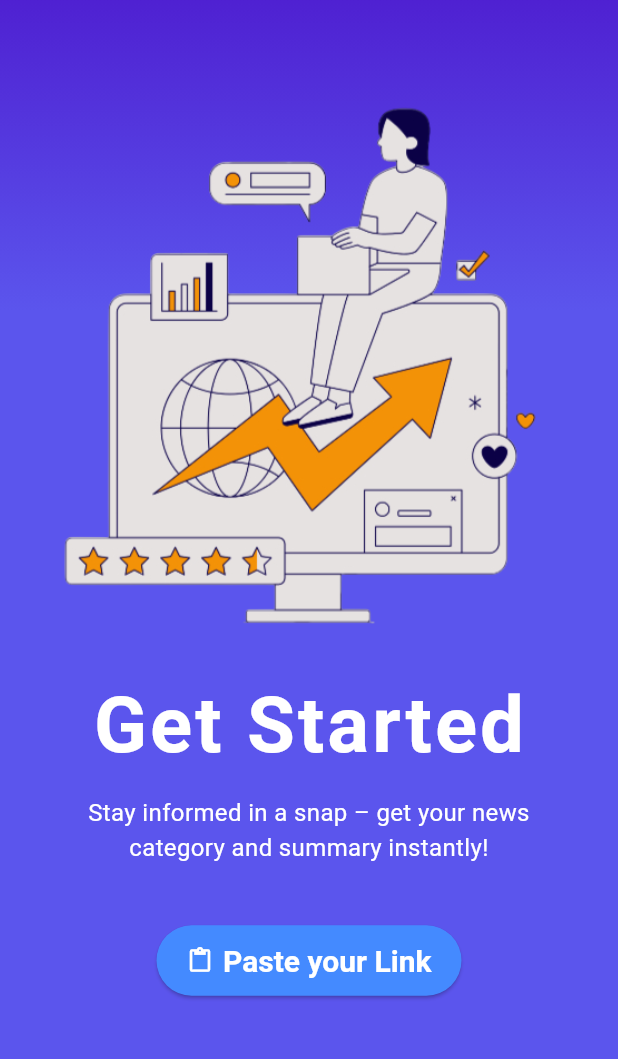
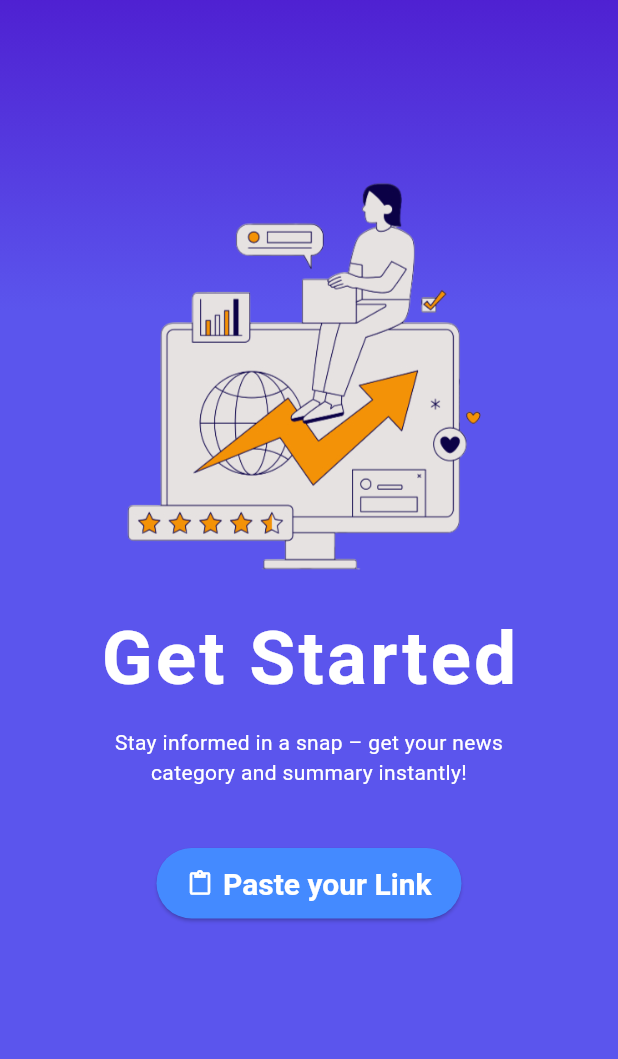
Before and after one commit to Pratik-03-12/NewsBlink, a Flutter app: the screen it shows after launch, on a phone screen of 412 x 824 dp, the part 100-1159 px from its top. Run offline on Flutter 3.47's test engine with Material 3 defaults, Android fonts, the light colour scheme and no system bars; our stand-ins replace google_fonts; Roboto replaces fonts that are missing (Arvo).

Commit message:
next commit

```diff
--- a/lib/screens/homescreen.dart
+++ b/lib/screens/homescreen.dart
@@ -1,7 +1,6 @@
 import 'dart:convert';
 import 'package:flutter/material.dart';
 import 'package:google_fonts/google_fonts.dart';
-import 'package:newsblink/screens/newsummaryscreen.dart';
 import 'package:newsblink/widgets/paste_link_button.dart';
 import 'package:http/http.dart' as http;
 
@@ -15,7 +14,6 @@ class Homescreen extends StatefulWidget {
 class _HomeScreenState extends State<Homescreen> {
   bool showTextField = false;
   String? errormessage;
-  bool _isLoading = false;
   final TextEditingController _textEditingController = TextEditingController();
 
   bool isValidYouTubeLink(String url) {
@@ -115,7 +113,7 @@ class _HomeScreenState extends State<Homescreen> {
                       left: 10.0, top: 50.0, right: 0.0, bottom: 0.0),
                   child: Image.asset(
                     'assets/images/bg.png',
-                    height: 380,
+                    height: 285,
                   ),
                 ),
                 // const SizedBox(height: 8),
@@ -125,13 +123,13 @@ class _HomeScreenState extends State<Homescreen> {
                       color: Colors.white,
                       fontWeight: FontWeight.bold,
                       letterSpacing: 2,
-                      fontSize: 52),
+                      fontSize: 50),
                 ),
                 const SizedBox(height: 10),
                 Text(
                   "Stay informed in a snap – get your news\ncategory and summary instantly!",
                   textAlign: TextAlign.center,
-                  style: GoogleFonts.arvo(fontSize: 16, color: Colors.white),
+                  style: GoogleFonts.arvo(fontSize: 14, color: Colors.white),
                 ),
                 const SizedBox(height: 30),
                 Padding(
@@ -164,7 +162,12 @@ class _HomeScreenState extends State<Homescreen> {
                   ),
                   ElevatedButton(
                       onPressed: navigateToNextPage,
-                      child: _isLoading?CircularProgressIndicator(color: Colors.white,):Text("Proceed"),)
+                      style: ElevatedButton.styleFrom(
+                        backgroundColor: Colors.blueAccent,
+                        foregroundColor: Colors.white,
+                        padding: const EdgeInsets.symmetric(vertical: 10,horizontal: 10)
+                      ),
+                      child:Text("Proceed"),)
                 ]
               ],
             ),
```
Also changed, not shown: lib/screens/newsummaryscreen.dart (+12 -4 lines), 2 other files.
